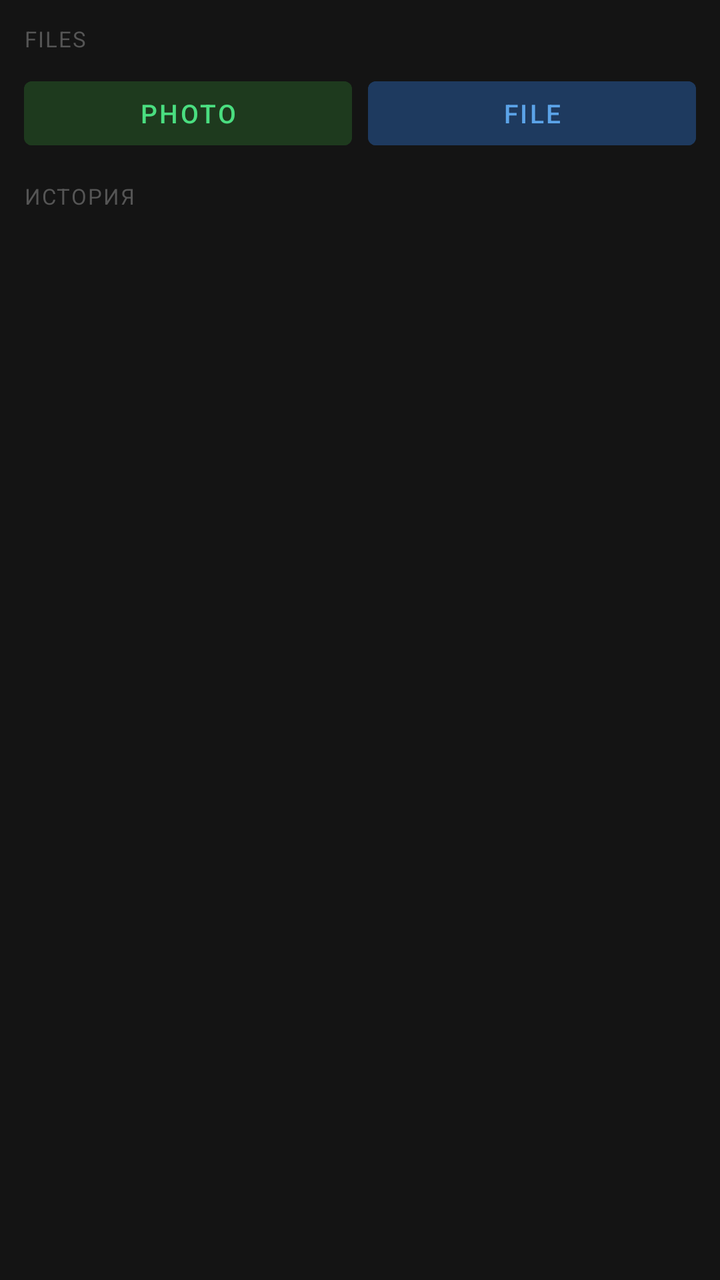
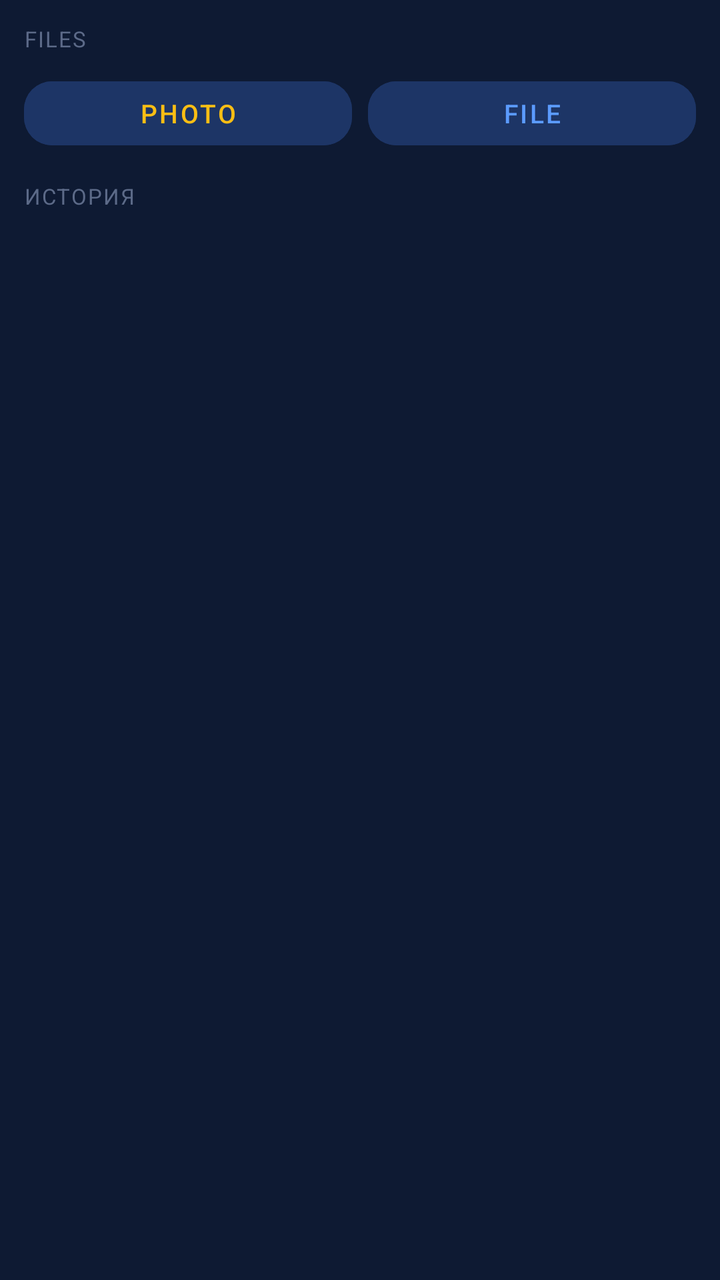

Two renders of the same Android screen: before a commit and after it. Below are the layout's source before the change and the commit's diff.
<!-- AndroidManifest.xml: application theme Theme.MeshTRX -->
<!-- res/layout/fragment_files.xml -->
<?xml version="1.0" encoding="utf-8"?>
<LinearLayout xmlns:android="http://schemas.android.com/apk/res/android"
    android:layout_width="match_parent"
    android:layout_height="match_parent"
    android:orientation="vertical"
    android:background="#141414"
    android:padding="12dp">

    <TextView
        android:layout_width="wrap_content" android:layout_height="wrap_content"
        android:text="@string/files_title" android:textSize="11sp" android:textColor="#555555"
        android:letterSpacing="0.06" android:layout_marginBottom="8dp" />

    
    <LinearLayout
        android:layout_width="match_parent" android:layout_height="wrap_content"
        android:orientation="horizontal" android:layout_marginBottom="12dp">
        <Button android:id="@+id/btnSendPhoto"
            android:layout_width="0dp" android:layout_height="44dp" android:layout_weight="1"
            android:text="@string/send_photo" android:textSize="13sp"
            android:textColor="#4ade80" android:backgroundTint="#1e3a1e"
            android:enabled="false" />
        <Button android:id="@+id/btnSendFile"
            android:layout_width="0dp" android:layout_height="44dp" android:layout_weight="1"
            android:text="@string/send_file" android:textSize="13sp"
            android:textColor="#5ba3e8" android:backgroundTint="#1e3a5f"
            android:enabled="false" android:layout_marginStart="8dp" />
    </LinearLayout>

    
    <LinearLayout android:id="@+id/layoutPreview"
        android:layout_width="match_parent" android:layout_height="wrap_content"
        android:orientation="vertical" android:visibility="gone"
        android:background="#1a1a1a" android:padding="8dp"
        android:layout_marginBottom="12dp">
        <ImageView android:id="@+id/ivPreview"
            android:layout_width="160dp" android:layout_height="120dp"
            android:layout_gravity="center_horizontal"
            android:scaleType="fitCenter"
            android:background="#222222" />
        <TextView android:id="@+id/tvPreviewInfo"
            android:layout_width="wrap_content" android:layout_height="wrap_content"
            android:layout_gravity="center_horizontal"
            android:text="" android:textSize="12sp" android:textColor="#888888"
            android:layout_marginTop="4dp" />
        <LinearLayout
            android:layout_width="match_parent" android:layout_height="wrap_content"
            android:orientation="horizontal" android:gravity="center"
            android:layout_marginTop="8dp">
            <Button android:id="@+id/btnSendPreview"
                android:layout_width="wrap_content" android:layout_height="36dp"
                android:text="@string/send" android:textSize="12sp"
                android:textColor="#4ade80" android:backgroundTint="#1e3a1e" />
            <Button android:id="@+id/btnCancelPreview"
                android:layout_width="wrap_content" android:layout_height="36dp"
                android:text="@string/cancel_preview" android:textSize="12sp"
                android:textColor="#888888" android:backgroundTint="#222222"
                android:layout_marginStart="8dp" />
        </LinearLayout>
    </LinearLayout>

    
    <TextView
        android:layout_width="wrap_content" android:layout_height="wrap_content"
        android:text="ИСТОРИЯ" android:textSize="11sp" android:textColor="#555555"
        android:letterSpacing="0.06" android:layout_marginBottom="4dp" />

    <androidx.recyclerview.widget.RecyclerView
        android:id="@+id/rvFiles"
        android:layout_width="match_parent"
        android:layout_height="wrap_content" />

</LinearLayout>
<!-- resources referenced by this layout -->
<resources>
  <string name="cancel_preview">Cancel</string>
  <string name="files_title">FILES</string>
  <string name="send">Send</string>
  <string name="send_file">File</string>
  <string name="send_photo">Photo</string>
  <style name="Theme.MeshTRX" parent="Theme.MaterialComponents.NoActionBar">
          <item name="colorPrimary">#4ade80</item>
          <item name="colorPrimaryVariant">#2d5a2d</item>
          <item name="colorOnPrimary">#141414</item>
          <item name="colorSecondary">#5ba3e8</item>
          <item name="colorOnSecondary">#141414</item>
          <item name="android:windowBackground">#141414</item>
          <item name="android:statusBarColor">#141414</item>
          <item name="android:navigationBarColor">#111111</item>
          <item name="android:windowLightStatusBar">false</item>
      </style>
</resources>

<!-- the commit's change to res/layout/fragment_files.xml (unified diff, before → after) -->
@@ -3,12 +3,12 @@
     android:layout_width="match_parent"
     android:layout_height="match_parent"
     android:orientation="vertical"
-    android:background="#141414"
+    android:background="?attr/mtx_bg"
     android:padding="12dp">
 
     <TextView
         android:layout_width="wrap_content" android:layout_height="wrap_content"
-        android:text="@string/files_title" android:textSize="11sp" android:textColor="#555555"
+        android:text="@string/files_title" android:textSize="11sp" android:textColor="?attr/mtx_text_dim"
         android:letterSpacing="0.06" android:layout_marginBottom="8dp" />
 
     
@@ -18,12 +18,12 @@
         <Button android:id="@+id/btnSendPhoto"
             android:layout_width="0dp" android:layout_height="44dp" android:layout_weight="1"
             android:text="@string/send_photo" android:textSize="13sp"
-            android:textColor="#4ade80" android:backgroundTint="#1e3a1e"
+            android:textColor="?attr/mtx_accent" android:backgroundTint="?attr/mtx_secondary_bg"
             android:enabled="false" />
         <Button android:id="@+id/btnSendFile"
             android:layout_width="0dp" android:layout_height="44dp" android:layout_weight="1"
             android:text="@string/send_file" android:textSize="13sp"
-            android:textColor="#5ba3e8" android:backgroundTint="#1e3a5f"
+            android:textColor="?attr/mtx_secondary" android:backgroundTint="?attr/mtx_secondary_bg"
             android:enabled="false" android:layout_marginStart="8dp" />
     </LinearLayout>
 
@@ -31,17 +31,17 @@
     <LinearLayout android:id="@+id/layoutPreview"
         android:layout_width="match_parent" android:layout_height="wrap_content"
         android:orientation="vertical" android:visibility="gone"
-        android:background="#1a1a1a" android:padding="8dp"
+        android:background="?attr/mtx_surface" android:padding="8dp"
         android:layout_marginBottom="12dp">
         <ImageView android:id="@+id/ivPreview"
             android:layout_width="160dp" android:layout_height="120dp"
             android:layout_gravity="center_horizontal"
             android:scaleType="fitCenter"
-            android:background="#222222" />
+            android:background="?attr/mtx_elevated" />
         <TextView android:id="@+id/tvPreviewInfo"
             android:layout_width="wrap_content" android:layout_height="wrap_content"
             android:layout_gravity="center_horizontal"
-            android:text="" android:textSize="12sp" android:textColor="#888888"
+            android:text="" android:textSize="12sp" android:textColor="?attr/mtx_text_muted"
             android:layout_marginTop="4dp" />
         <LinearLayout
             android:layout_width="match_parent" android:layout_height="wrap_content"
@@ -50,11 +50,11 @@
             <Button android:id="@+id/btnSendPreview"
                 android:layout_width="wrap_content" android:layout_height="36dp"
                 android:text="@string/send" android:textSize="12sp"
-                android:textColor="#4ade80" android:backgroundTint="#1e3a1e" />
+                android:textColor="?attr/mtx_accent" android:backgroundTint="?attr/mtx_secondary_bg" />
             <Button android:id="@+id/btnCancelPreview"
                 android:layout_width="wrap_content" android:layout_height="36dp"
                 android:text="@string/cancel_preview" android:textSize="12sp"
-                android:textColor="#888888" android:backgroundTint="#222222"
+                android:textColor="?attr/mtx_text_muted" android:backgroundTint="?attr/mtx_elevated"
                 android:layout_marginStart="8dp" />
         </LinearLayout>
     </LinearLayout>
@@ -62,7 +62,7 @@
     
     <TextView
         android:layout_width="wrap_content" android:layout_height="wrap_content"
-        android:text="ИСТОРИЯ" android:textSize="11sp" android:textColor="#555555"
+        android:text="ИСТОРИЯ" android:textSize="11sp" android:textColor="?attr/mtx_text_dim"
         android:letterSpacing="0.06" android:layout_marginBottom="4dp" />
 
     <androidx.recyclerview.widget.RecyclerView
<!-- resource entries referenced after the edit -->
@@ -6,15 +6,38 @@
   <string name="send_file">File</string>
   <string name="send_photo">Photo</string>
   <style name="Theme.MeshTRX" parent="Theme.MaterialComponents.NoActionBar">
-          <item name="colorPrimary">#4ade80</item>
-          <item name="colorPrimaryVariant">#2d5a2d</item>
-          <item name="colorOnPrimary">#141414</item>
-          <item name="colorSecondary">#5ba3e8</item>
-          <item name="colorOnSecondary">#141414</item>
-          <item name="android:windowBackground">#141414</item>
-          <item name="android:statusBarColor">#141414</item>
-          <item name="android:navigationBarColor">#111111</item>
+          <item name="colorPrimary">#FABE14</item>
+          <item name="colorPrimaryVariant">#7F8FB0</item>
+          <item name="colorOnPrimary">#101E3C</item>
+          <item name="colorSecondary">#5B9BFF</item>
+          <item name="colorOnSecondary">#0E1A33</item>
+          <item name="android:windowBackground">#0E1A33</item>
+          <item name="android:statusBarColor">#0E1A33</item>
+          <item name="android:navigationBarColor">#0B152B</item>
           <item name="android:windowLightStatusBar">false</item>
+          
+          <item name="mtx_bg">#0E1A33</item>
+          <item name="mtx_bg_deep">#0B152B</item>
+          <item name="mtx_surface">#14233F</item>
+          <item name="mtx_elevated">#1B2C4E</item>
+          <item name="mtx_border">#22355A</item>
+          <item name="mtx_border_strong">#2A3F66</item>
+          <item name="mtx_accent">#FABE14</item>
+          <item name="mtx_on_accent">#101E3C</item>
+          <item name="mtx_secondary">#5B9BFF</item>
+          <item name="mtx_secondary_bg">#1D3566</item>
+          <item name="mtx_secondary_border">#2F55A0</item>
+          <item name="mtx_text">#EEF2FA</item>
+          <item name="mtx_text2">#C7D0E2</item>
+          <item name="mtx_text_muted">#8E9AB3</item>
+          <item name="mtx_text_dim">#5C6A88</item>
+          <item name="mtx_text_faint">#7F8FB0</item>
+          <item name="shapeAppearanceSmallComponent">@style/MeshTRX.Shape.Soft</item>
+          <item name="shapeAppearanceMediumComponent">@style/MeshTRX.Shape.Soft</item>
+      </style>
+  <style name="MeshTRX.Shape.Soft" parent="">
+          <item name="cornerFamily">rounded</item>
+          <item name="cornerSize">14dp</item>
       </style>
 </resources>
 
